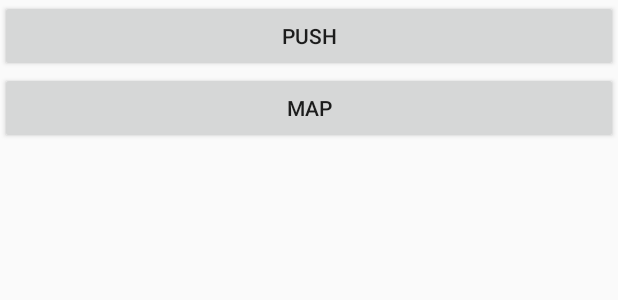
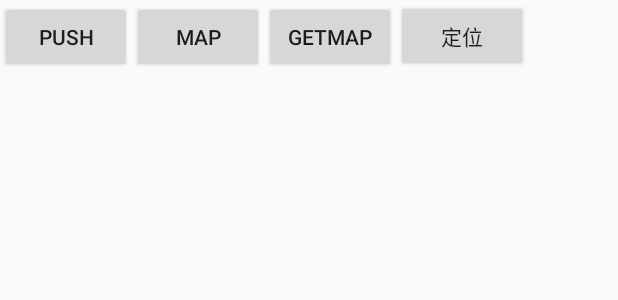
Before and after one commit to longforus/FlavorsDemo, an Android app: the layout activity_diary.xml on its own in the app's theme, with its tools: preview values and no code run, on a phone screen of 412 x 824 dp. Shown: the top 300 px of the screen. Run offline under Robolectric (Android 15) with nearby library versions, the phone set to English and light mode, and no system bars.

```diff
--- a/BaseLib/src/main/java/com/fec/baselib/ShowToast.java
+++ b/BaseLib/src/main/java/com/fec/baselib/ShowToast.java
@@ -1,12 +1,12 @@
 package com.fec.baselib;
 
 import android.content.Context;
-
+import com.alibaba.android.arouter.facade.template.IProvider;
 /**
  * Created by XQ Yang on 2017/8/21  11:25.
  * Description :
  */
 
-public interface ShowToast {
+public interface ShowToast extends IProvider {
     void show(Context context);
 }
--- a/diary/src/main/res/layout/activity_diary.xml
+++ b/diary/src/main/res/layout/activity_diary.xml
@@ -8,17 +8,40 @@
     tools:context="com.fec.diary.DiaryActivity"
     >
 
+<LinearLayout
+    android:layout_width="match_parent"
+    android:layout_height="wrap_content"
+    >
   <Button
-      android:layout_width="match_parent"
+      android:layout_width="wrap_content"
       android:layout_height="wrap_content"
       android:text="push"
       android:id="@+id/btn_push"
       />
   <Button
-      android:layout_width="match_parent"
+      android:layout_width="wrap_content"
       android:layout_height="wrap_content"
       android:text="map"
       android:id="@+id/btn_map"
+      />
+  <Button
+      android:layout_width="wrap_content"
+      android:layout_height="wrap_content"
+      android:id="@+id/btn_show"
+      android:text="getMap"
+      />
+  <Button
+      android:layout_width="wrap_content"
+      android:layout_height="wrap_content"
+      android:id="@+id/btn_dw"
+      android:text="定位"
+      />
+
+</LinearLayout>
+  <TextView
+      android:layout_width="match_parent"
+      android:layout_height="wrap_content"
+      android:id="@+id/text_Info"
       />
   <FrameLayout
       android:id="@+id/fl"
--- a/gradle.properties
+++ b/gradle.properties
@@ -16,8 +16,8 @@
 systemProp.http.proxyHost=127.0.0.1
 org.gradle.jvmargs=-Xmx1536m
 systemProp.http.proxyPort=1080
-mapImpl = 1
+mapImpl =1
 pushImpl = 2
-mapIsLib = false
+mapIsLib = true
 pushIsLib = true
-diaryIsLib = true
+diaryIsLib = false
--- a/map/src/main/java/com/fec/impllib1/MapTestActivity.java
+++ b/map/src/main/java/com/fec/impllib1/MapTestActivity.java
@@ -23,7 +23,7 @@ public class MapTestActivity extends AppCompatActivity {
         mTv = (TextView) findViewById(R.id.text_Info);
 
         mMapInf = (MapInf) ARouter.getInstance().build("/map/impl").navigation();
-
+        mTv.setText(mMapInf.getdesc());
 
         findViewById(R.id.btn_show).setOnClickListener(new View.OnClickListener() {
             @Override
```
Also changed, not shown: diary/build.gradle (+15 -5 lines), diary/src/main/java/com/fec/diary/DiaryActivity.java (+48 -14 lines), diary/src/main/java/com/fec/diary/DiaryApp.java (+7 -7 lines), push/build.gradle (+9 -2 lines), 5 other files.
